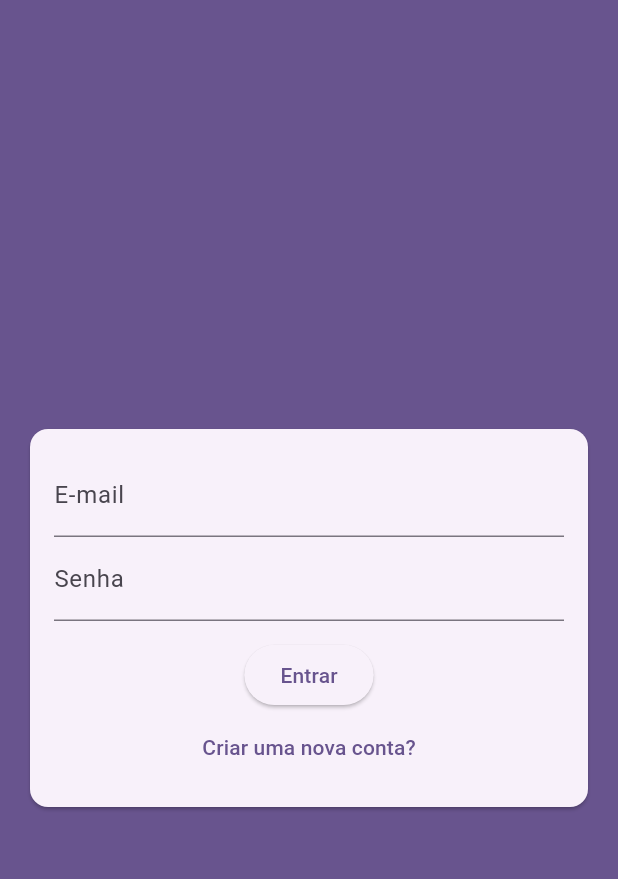
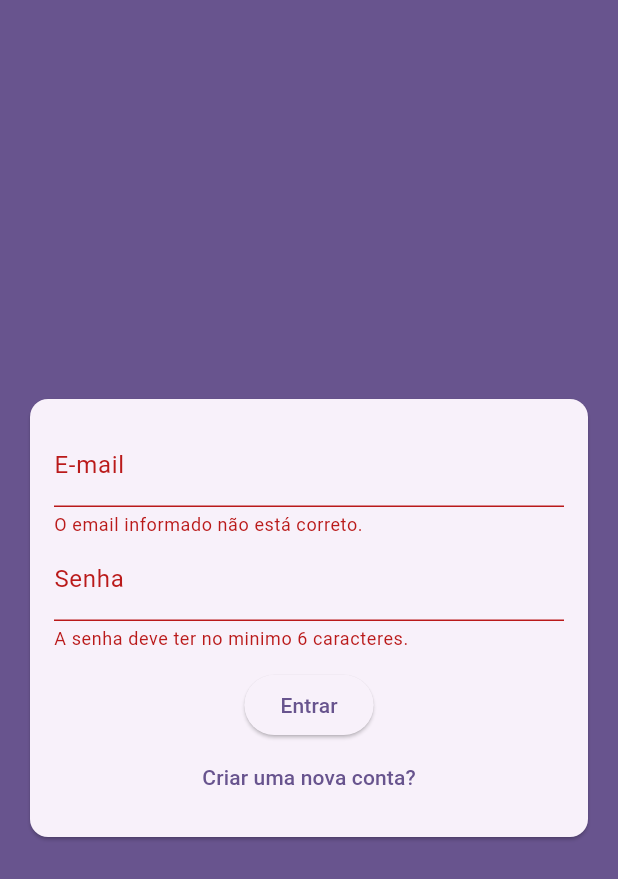
Before and after one commit to CSIRamone/chat, a Flutter app: the screen it shows after launch, after a tap on "Entrar", on a phone screen of 412 x 824 dp. Shown: the top 879 px of the screen. Run offline on Flutter 3.47's test engine with Material 2 defaults, Android fonts, the phone set to English and light mode, and no system bars.

Commit message:
AuthPage#05 passando dados de auth_form para auth_pages

```diff
--- a/chat/lib/components/auth_form.dart
+++ b/chat/lib/components/auth_form.dart
@@ -3,7 +3,12 @@ import 'package:flutter/material.dart';
 import '../models/auth_form_data.dart';
 
 class AuthForm extends StatefulWidget {
-  const AuthForm({super.key});
+  final void Function(AuthFormData) onSubmit;
+
+  const AuthForm({
+    super.key,
+    required this.onSubmit,
+  });
 
   @override
   State<AuthForm> createState() => _AuthFormState();
@@ -16,6 +21,8 @@ class _AuthFormState extends State<AuthForm> {
   void _submit() {
     final isValid = _formKey.currentState?.validate() ?? false;
     if (!isValid) return;
+
+    widget.onSubmit(_formData);
   }
 
   @override
@@ -25,6 +32,7 @@ class _AuthFormState extends State<AuthForm> {
       child: Padding(
         padding: const EdgeInsets.all(16),
         child: Form(
+          key: _formKey,
           child: Column(
             children: [
               if (_formData.isSignup)
@@ -33,10 +41,10 @@ class _AuthFormState extends State<AuthForm> {
                   initialValue: _formData.name,
                   onChanged: (name) => _formData.name = name,
                   decoration: const InputDecoration(labelText: 'Nome'),
-                  validator: (_name) {
-                    final name = _name ?? '';
-                    if (name.trim().length > 5) {
-                      return 'O Nome deve ter no mínimo 5 caracteres.';
+                  validator: (localName) {
+                    final name = localName ?? '';
+                    if (name.trim().length < 5) {
+                      return 'Nome deve ter no mínimo 5 caracteres.';
                     }
                     return null;
                   },
@@ -46,8 +54,8 @@ class _AuthFormState extends State<AuthForm> {
                   initialValue: _formData.email,
                   onChanged: (email) => _formData.email = email,
                   decoration: const InputDecoration(labelText: 'E-mail'),
-                  validator: (_email) {
-                    final email = _email ?? '';
+                  validator: (localEmail) {
+                    final email = localEmail ?? '';
                     if (!email.contains('@')) {
                       return 'O email informado não está correto.';
                     }
@@ -59,8 +67,8 @@ class _AuthFormState extends State<AuthForm> {
                   onChanged: (password) => _formData.password = password,
                   obscureText: true,
                   decoration: const InputDecoration(labelText: 'Senha'),
-                  validator: (_passaword) {
-                    final password = _passaword ?? '';
+                  validator: (localPassaword) {
+                    final password = localPassaword ?? '';
                     if (password.length < 6) {
                       return 'A senha deve ter no minimo 6 caracteres.';
                     }
--- a/chat/lib/pages/auth_pages.dart
+++ b/chat/lib/pages/auth_pages.dart
@@ -1,17 +1,47 @@
 import 'package:chat/components/auth_form.dart';
+import 'package:chat/models/auth_form_data.dart';
 import 'package:flutter/material.dart';
 
-class AuthPage extends StatelessWidget {
+class AuthPage extends StatefulWidget {
   const AuthPage({super.key});
+
+  @override
+  State<AuthPage> createState() => _AuthPageState();
+}
+
+class _AuthPageState extends State<AuthPage> {
+  bool _isLoading = false;
+
+  void _handleSubmit(AuthFormData formData) {
+    setState(() => _isLoading = true);
+    print('AuthPage....');
+    print(formData.email);
+    // setState(() => _isLoading = false);
+  }
 
   @override
   Widget build(BuildContext context) {
     return Scaffold(
       backgroundColor: Theme.of(context).primaryColor,
-      body: const Center(
-        child: SingleChildScrollView(
-          child: AuthForm(),
-        ),
+      body: Stack(
+        children: [
+          Center(
+            child: SingleChildScrollView(
+              child: AuthForm(
+                onSubmit: _handleSubmit,
+              ),
+            ),
+          ),
+          if (_isLoading)
+            Container(
+              decoration: const BoxDecoration(
+                color: Color.fromRGBO(0, 0, 0, 0.5),
+              ),
+              child: const Center(
+                child: CircularProgressIndicator(),
+              ),
+            ),
+        ],
       ),
     );
   }
```
